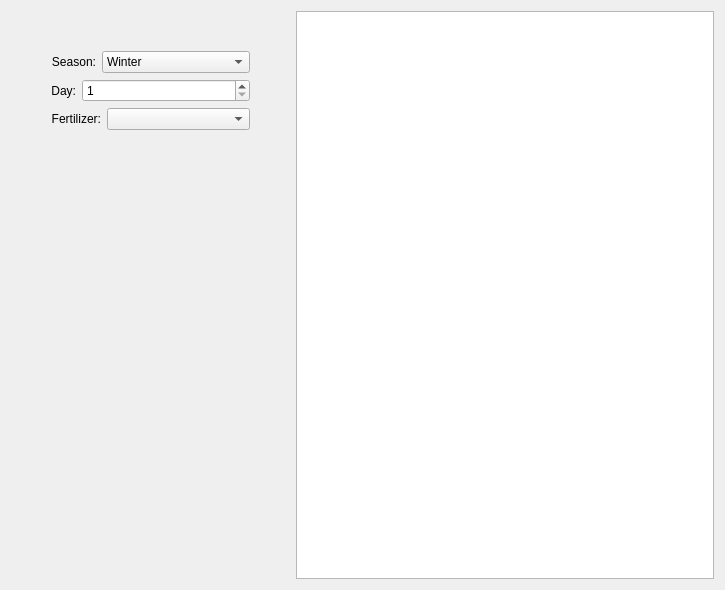
Archangel4148/Stardew_Calc, file ui/main_window.ui: the form before one commit.
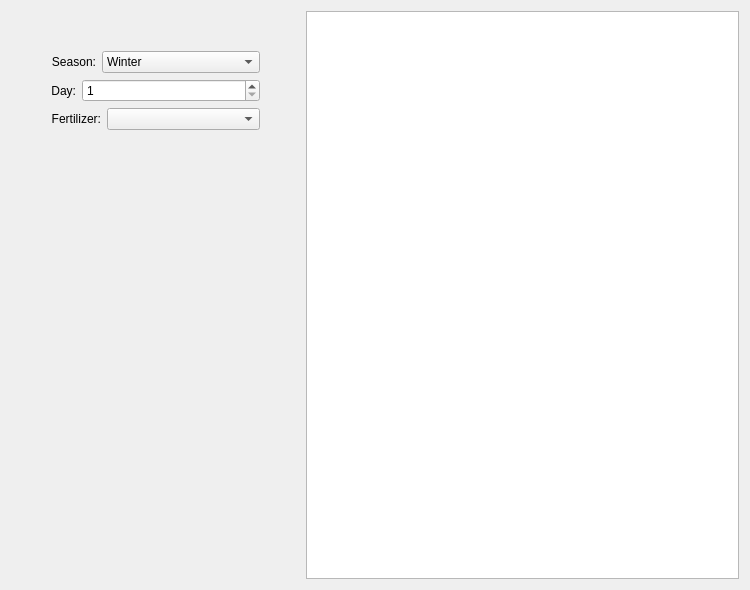
The form after the commit.

What changed in the file:
```diff
--- a/ui/main_window.ui
+++ b/ui/main_window.ui
@@ -6,7 +6,7 @@
    <rect>
     <x>0</x>
     <y>0</y>
-    <width>725</width>
+    <width>750</width>
     <height>590</height>
    </rect>
   </property>
@@ -17,7 +17,7 @@
    <item>
     <layout class="QHBoxLayout" name="horizontalLayout" stretch="2,3">
      <item>
-      <layout class="QVBoxLayout" name="verticalLayout" stretch="0,0,0,0,1">
+      <layout class="QVBoxLayout" name="verticalLayout" stretch="0,0,0,0,0,1">
        <item>
         <spacer name="verticalSpacer_2">
          <property name="orientation">
@@ -31,6 +31,9 @@
          </property>
         </spacer>
        </item>
+       <item>
+        <layout class="QHBoxLayout" name="toggle_layout"/>
+       </item>
        <item>
         <layout class="QHBoxLayout" name="horizontalLayout_3" stretch="0,0,1,0">
          <item>
```
